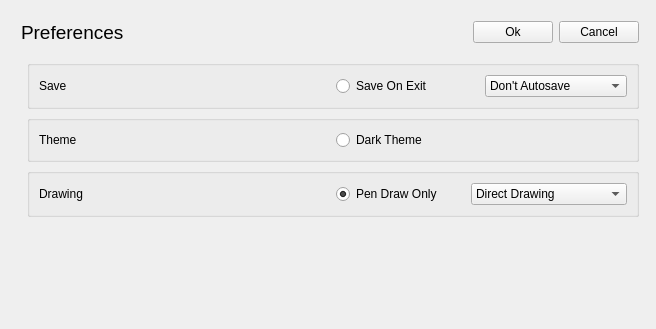
This is src/main/python/ui/preferences_gui.ui in stroblme/UNote as Qt 5 draws it before an edit. The edited form follows.
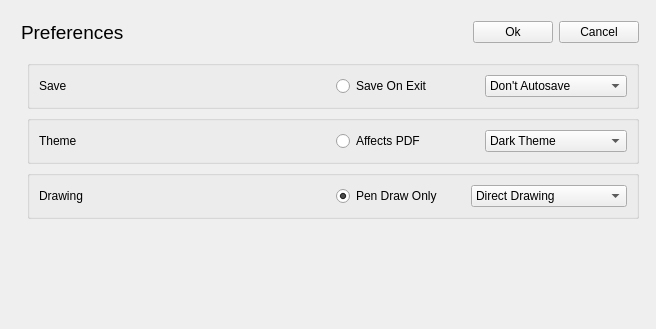
This is the edited form.

Patch:
```diff
--- a/src/main/python/ui/preferences_gui.ui
+++ b/src/main/python/ui/preferences_gui.ui
@@ -170,14 +170,37 @@
              </widget>
             </item>
             <item>
-             <widget class="QRadioButton" name="radioButtonDarkTheme">
+             <layout class="QHBoxLayout" name="horizontalLayout_7">
+              <item>
+               <widget class="QRadioButton" name="radioButtonAffectsPDF">
               <property name="text">
-               <string>Dark Theme</string>
+                 <string>Affects PDF</string>
               </property>
               <property name="checked">
                <bool>false</bool>
               </property>
              </widget>
+              </item>
+              <item>
+               <widget class="QComboBox" name="comboBoxThemeSelect">
+                <item>
+                 <property name="text">
+                  <string>Dark Theme</string>
+                 </property>
+                </item>
+                <item>
+                 <property name="text">
+                  <string>Light Theme</string>
+                 </property>
+                </item>
+                <item>
+                 <property name="text">
+                  <string>Ambient Theme</string>
+                 </property>
+                </item>
+               </widget>
+              </item>
+             </layout>
             </item>
            </layout>
           </widget>
```
Lines whose indentation alone changed are shown as unchanged.
